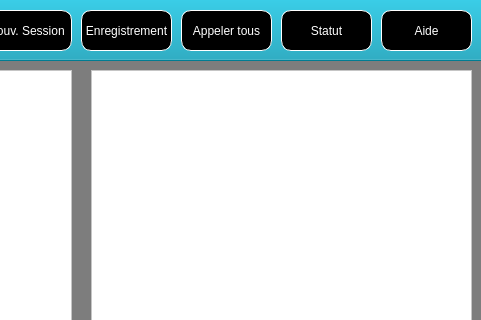
The window that LaboLangue/mainwindow.ui (Sam-Depardieu/Labo-de-langue) describes before a commit, drawn with Qt 5; both pictures show x 319 to 800 and y 0 to 320 of the 800 by 480 pixel window.
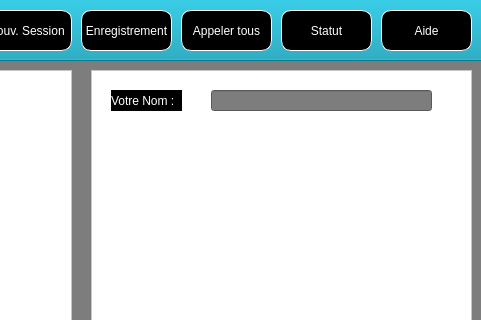
The same window after the commit.

```diff
--- a/LaboLangue/mainwindow.ui
+++ b/LaboLangue/mainwindow.ui
@@ -278,6 +278,32 @@
      <string notr="true">background-color: white;</string>
     </property>
    </widget>
+   <widget class="QLabel" name="NameLabel">
+    <property name="geometry">
+     <rect>
+      <x>430</x>
+      <y>90</y>
+      <width>71</width>
+      <height>21</height>
+     </rect>
+    </property>
+    <property name="styleSheet">
+     <string notr="true">background-color: black; color: white;</string>
+    </property>
+    <property name="text">
+     <string>Votre Nom :</string>
+    </property>
+   </widget>
+   <widget class="QLineEdit" name="NameLineEdit">
+    <property name="geometry">
+     <rect>
+      <x>530</x>
+      <y>90</y>
+      <width>221</width>
+      <height>21</height>
+     </rect>
+    </property>
+   </widget>
   </widget>
  </widget>
  <resources/>
```
Left out of the diff: 4 changed lines with no effect on the pictures.
